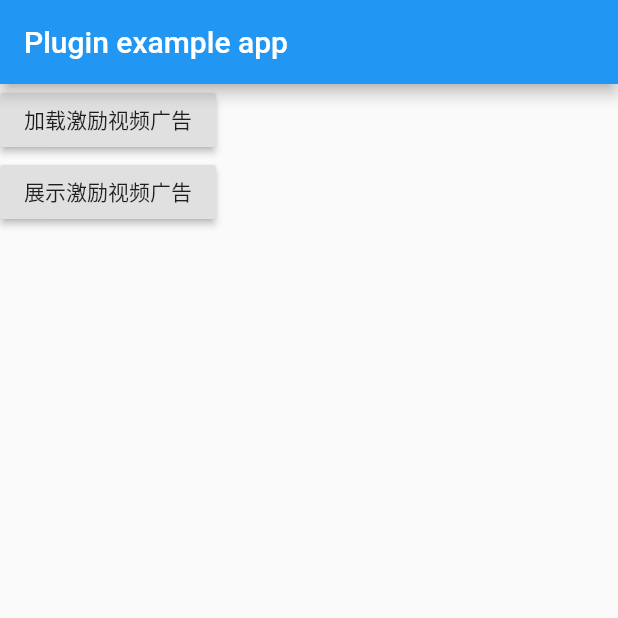
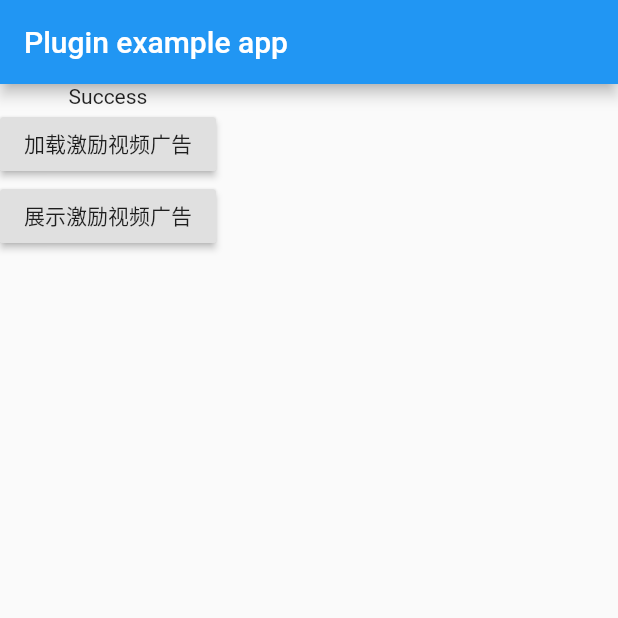
Before and after one commit to OctMon/union_ad, a Flutter app: the screen it shows after launch, after a tap on "加载激励视频广告", on a phone screen of 412 x 824 dp, the top half of it. Run offline on Flutter 3.47's test engine with Material 2 defaults, Android fonts, the phone set to English and light mode, and no system bars; statements that could not run were skipped.

Commit message:
注册sdk

```diff
--- a/example/lib/main.dart
+++ b/example/lib/main.dart
@@ -14,31 +14,18 @@ class MyApp extends StatefulWidget {
 }
 
 class _MyAppState extends State<MyApp> {
-  String _platformVersion = 'Unknown';
+  String _status = 'Unknown';
 
   @override
   void initState() {
     super.initState();
-    initPlatformState();
+    initRegister();
   }
 
-  // Platform messages are asynchronous, so we initialize in an async method.
-  Future<void> initPlatformState() async {
-    String platformVersion;
-    // Platform messages may fail, so we use a try/catch PlatformException.
-    try {
-      platformVersion = await UnionAd.platformVersion;
-    } on PlatformException {
-      platformVersion = 'Failed to get platform version.';
-    }
-
-    // If the widget was removed from the tree while the asynchronous platform
-    // message was in flight, we want to discard the reply rather than calling
-    // setState to update our non-existent appearance.
-    if (!mounted) return;
-
+  Future<void> initRegister() async {
+    await UnionAd.register(iosAppId: '5000546', androidAppId: '5118122');
     setState(() {
-      _platformVersion = platformVersion;
+      _status = "Success";
     });
   }
 
@@ -49,19 +36,23 @@ class _MyAppState extends State<MyApp> {
         appBar: AppBar(
           title: const Text('Plugin example app'),
         ),
-        body: Column(children: [
-
-
-          RaisedButton(onPressed: (){
-            UnionAd.loadRewardVideo();
-          },child: Text('加载激励视频广告'),),
-
-          RaisedButton(onPressed: (){
-            UnionAd.showRewardVideo();
-          },child: Text('展示激励视频广告'),),
-
-
-        ],),
+        body: Column(
+          children: [
+            Text(_status),
+            RaisedButton(
+              onPressed: () {
+                UnionAd.loadRewardVideo();
+              },
+              child: Text('加载激励视频广告'),
+            ),
+            RaisedButton(
+              onPressed: () {
+                UnionAd.showRewardVideo();
+              },
+              child: Text('展示激励视频广告'),
+            ),
+          ],
+        ),
       ),
     );
   }
--- a/lib/union_ad.dart
+++ b/lib/union_ad.dart
@@ -1,24 +1,33 @@
-
 import 'dart:async';
 
+import 'package:flutter/foundation.dart';
 import 'package:flutter/services.dart';
 
 class UnionAd {
-  static const MethodChannel _channel =
-      const MethodChannel('union_ad');
+  static const MethodChannel _channel = const MethodChannel('union_ad');
 
-  static Future<String> get platformVersion async {
-    final String version = await _channel.invokeMethod('getPlatformVersion');
-    return version;
+  UnionAd._();
+
+  ///sdk注册初始化
+  static Future<bool> register({
+    @required String iosAppId,
+    @required String androidAppId,
+    String appName,
+    bool debug,
+  }) async {
+    return await _channel.invokeMethod("register", {
+      "iosAppId": iosAppId,
+      "androidAppId": androidAppId,
+      "appName": appName ?? "",
+      "debug": debug ?? false,
+    });
   }
 
   static Future<bool> loadRewardVideo() async {
-    await _channel.invokeMethod('loadRewardVideo');
-
+    return await _channel.invokeMethod('loadRewardVideo');
   }
 
   static Future<bool> showRewardVideo() async {
-    await _channel.invokeMethod('showRewardVideo');
+    return await _channel.invokeMethod('showRewardVideo');
   }
-
 }
```
Also changed, not shown: 4 other files.
